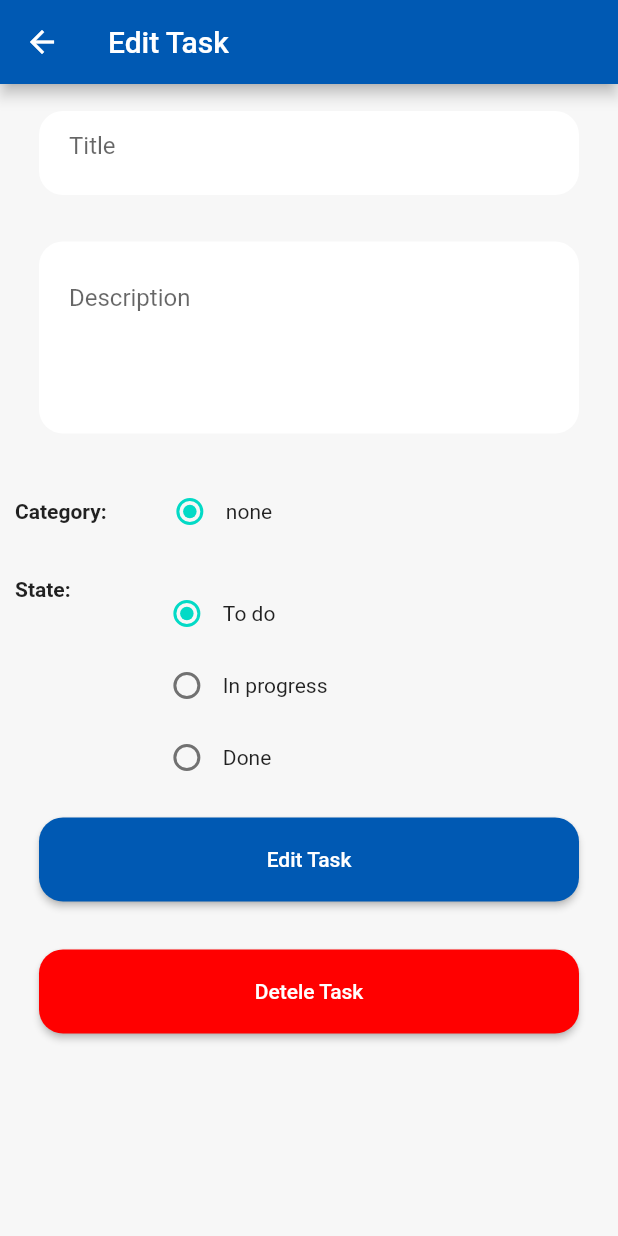
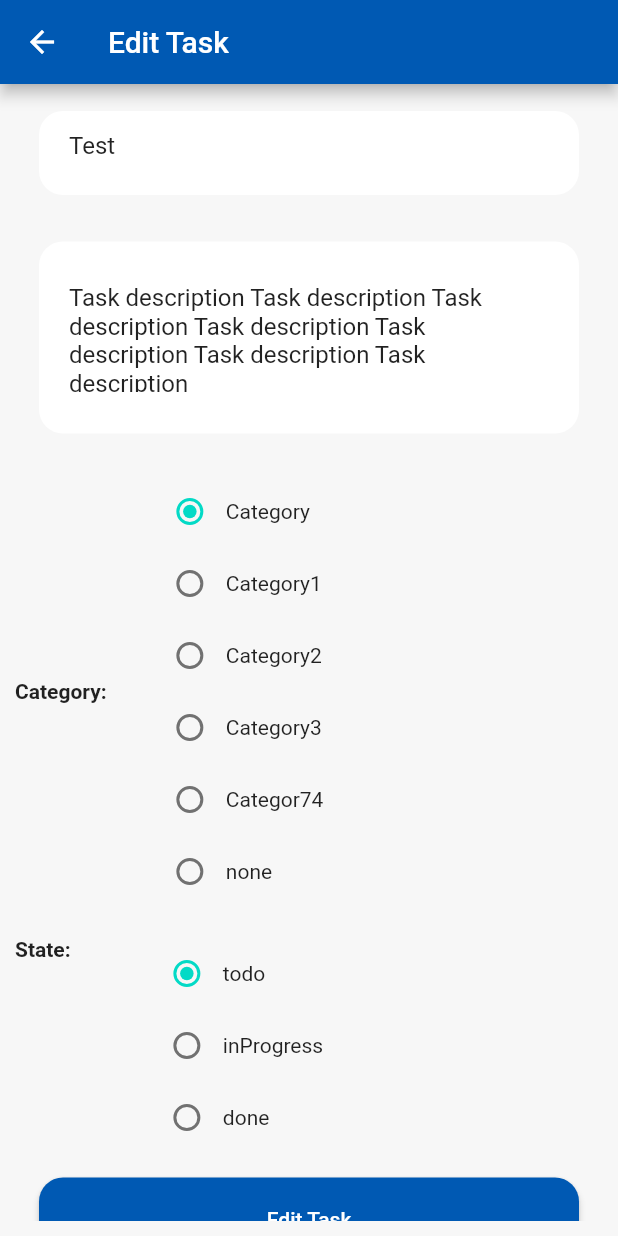
Before and after one commit to Sameer-Murtaja/Task-Manager-Flutter, a Flutter app: the TaskDetails screen opened directly with sample values from the repository, after a tap on the "edit" icon, on a phone screen of 412 x 824 dp. Run offline on Flutter 3.47's test engine with Material 2 defaults, Android fonts, the phone set to English and light mode, and no system bars.

Commit message:
make app work (add, edit and delete tasks and some navigation buttons)

```diff
--- a/lib/data/sample_data.dart
+++ b/lib/data/sample_data.dart
@@ -5,9 +5,11 @@ import '../models/Task.dart';
 class Data {
   static List<Task> tasks = [
     Task("Test",
-        "Task description Task description Task description Task description Task description Task description Task description"),
+        "Task description Task description Task description Task description Task description Task description Task description",
+        category: categories[0]),
     Task("Test2",
-        "Task description Task description Task description Task description Task description Task description Task description"),
+        "Task description Task description Task description Task description Task description Task description Task description",
+        category: categories[1]),
     Task("Test3",
         "Task description Task description Task description Task description Task description Task description Task description"),
     Task("Test4",
--- a/lib/main.dart
+++ b/lib/main.dart
@@ -1,4 +1,6 @@
 import 'package:flutter/material.dart';
+import 'package:flutter_final/data/sample_data.dart';
+import 'package:flutter_final/models/Task.dart';
 import 'package:flutter_final/ui/all_categories.dart';
 import 'package:flutter_final/ui/all_tasks.dart';
 import 'package:flutter_final/ui/edit_task.dart';
@@ -29,7 +31,7 @@ class MyApp extends StatelessWidget {
         colorScheme: ColorScheme.light(primary: Color(0xFF0059B3),background: Color.fromRGBO(247, 247, 247, 10),)
 
       ),
-      home: AllCategories(),
+      home: AllTasks(),
     );
   }
 }
--- a/lib/models/Task.dart
+++ b/lib/models/Task.dart
@@ -1,6 +1,18 @@
+import 'package:flutter_final/models/Category.dart';
+
 class Task {
   String title;
   String description;
+  Category? category;
+  TaskState state;
 
-  Task(this.title, this.description);
+  Task(this.title, this.description, {this.category, this.state = TaskState.todo});
+
 }
+
+
+  enum TaskState{
+    todo,
+    inProgress,
+    done
+  }
--- a/lib/ui/all_tasks.dart
+++ b/lib/ui/all_tasks.dart
@@ -1,22 +1,49 @@
-import 'package:flutter/cupertino.dart';
 import 'package:flutter/material.dart';
+import 'package:flutter_final/models/Category.dart';
+import 'package:flutter_final/models/Task.dart';
 import 'package:flutter_final/ui/items/item_task.dart';
 
 import '../data/sample_data.dart';
 
 class AllTasks extends StatefulWidget {
+  TaskState? state;
+  Category? category;
+  late List<Task> tasks;
+
+  AllTasks({this.state, this.category}){
+    tasks = getTasks();
+  }
+
+  List<Task> getTasks() {
+    List<Task> tasks = Data.tasks;
+    if (state != null) tasks = tasks.where((element) => state == element.state).toList();
+    if (category != null) tasks = tasks.where((element) => category == element.category).toList();
+    return tasks;
+  }
+
   @override
   State<AllTasks> createState() => _AllTasksState();
 }
 
-class _AllTasksState extends State<AllTasks> {
+class _AllTasksState extends State<AllTasks>{
+
+  refreshPage(){
+    setState(() {
+
+    });
+  }
+
   @override
   Widget build(BuildContext context) {
     return Scaffold(
       appBar: AppBar(title: Text("Tasks")),
       backgroundColor: Color.fromRGBO(247, 247, 247, 10),
-      body: ListView(children: Data.tasks.map((e) => Container(margin: EdgeInsets.symmetric(vertical: 8, horizontal: 16),
-      child: TaskItem(e))).toList()),
+      body: ListView(
+          children: widget.tasks
+              .map((e) => Container(
+                  margin: EdgeInsets.symmetric(vertical: 8, horizontal: 16),
+                  child: TaskItem(e,refreshPage)))
+              .toList()),
       floatingActionButton: FloatingActionButton(
           backgroundColor: Color(0xFF0059B3),
           foregroundColor: Colors.white,
--- a/lib/ui/edit_task.dart
+++ b/lib/ui/edit_task.dart
@@ -1,15 +1,31 @@
 import 'package:flutter/material.dart';
+import 'package:flutter_final/data/sample_data.dart';
+import 'package:flutter_final/models/Category.dart';
+import 'package:flutter_final/models/Task.dart';
+import 'package:flutter_final/ui/all_tasks.dart';
 
 class EditTask extends StatefulWidget {
+  Task task;
+  EditTask(this.task);
+
   @override
   State<EditTask> createState() => _EditTaskState();
 }
 
 class _EditTaskState extends State<EditTask> {
-  String taskState = "To do";
-  String category = "none";
+  Category? category;
+  late TaskState taskState;
+
+  TextEditingController titleController = TextEditingController();
+  TextEditingController descriptionController = TextEditingController();
+
   @override
   Widget build(BuildContext context) {
+    titleController.text = widget.task.title;
+    descriptionController.text = widget.task.description;
+    category = widget.task.category;
+    taskState = widget.task.state;
+
     return Scaffold(
       appBar: AppBar(
         title: Text("Edit Task"),
@@ -28,7 +44,8 @@ class _EditTaskState extends State<EditTask> {
                 color: Colors.white,
               ),
               padding: EdgeInsets.all(8),
-              child: const TextField(
+              child: TextField(
+                controller: titleController,
                 decoration: InputDecoration(
                   border: OutlineInputBorder(borderSide: BorderSide.none),
                   hintText: 'Title',
@@ -47,7 +64,8 @@ class _EditTaskState extends State<EditTask> {
                 color: Colors.white,
               ),
               padding: EdgeInsets.all(8),
-              child: const TextField(
+              child: TextField(
+                controller: descriptionController,
                 decoration: InputDecoration(
                   border: OutlineInputBorder(borderSide: BorderSide.none),
                   hintText: 'Description',
@@ -66,13 +84,27 @@ class _EditTaskState extends State<EditTask> {
               Column(
                 crossAxisAlignment: CrossAxisAlignment.start,
                 children: [
+                  ...Data.categories.map(
+                    (e) => Row(
+                      children: [
+                        Radio(
+                            value: e,
+                            groupValue: category,
+                            onChanged: (newValue) {
+                              widget.task.category = e;
+                              setState(() {});
+                            }),
+                        Text(e.name),
+                      ],
+                    ),
+                  ),
                   Row(
                     children: [
                       Radio(
-                          value: "none",
+                          value: null,
                           groupValue: category,
                           onChanged: (newValue) {
-                            category = "none";
+                            widget.task.category = null;
                             setState(() {});
                           }),
                       Text("none"),
@@ -94,42 +126,20 @@ class _EditTaskState extends State<EditTask> {
                 Column(
                   crossAxisAlignment: CrossAxisAlignment.start,
                   children: [
-                    Row(
+                    ...TaskState.values.map(
+                      (e) => Row(
                         children: [
                           Radio(
-                            value: "To do",
+                              value: e,
                               groupValue: taskState,
                               onChanged: (newValue) {
-                              taskState = "To do";
+                                widget.task.state = e;
                                 setState(() {});
                               }),
-                        Text("To do"),
+                          Text(e.name),
                         ],
                       ),
-                    Row(
-                      children: [
-                        Radio(
-                            value: "In progress",
-                            groupValue: taskState,
-                            onChanged: (newValue) {
-                              taskState = "In progress";
-                              setState(() {});
-                            }),
-                        Text("In progress"),
-                      ],
-                    ),
-                    Row(
-                      children: [
-                        Radio(
-                            value: "Done",
-                            groupValue: taskState,
-                            onChanged: (newValue) {
-                              taskState = "Done";
-                              setState(() {});
-                            }),
-                        Text("Done"),
-                      ],
-                    ),
+                    )
                   ],
                 )
               ],
@@ -139,7 +149,6 @@ class _EditTaskState extends State<EditTask> {
               child: Align(
                 alignment: Alignment.bottomCenter,
                 child: ElevatedButton(
-                  onPressed: () {},
                   style: ElevatedButton.styleFrom(
                     primary: Color(0xFF0059B3),
                     minimumSize: Size(double.infinity, 56),
@@ -151,6 +160,11 @@ class _EditTaskState extends State<EditTask> {
                     'Edit Task',
                     style: TextStyle(color: Colors.white),
                   ),
+                  onPressed: () {
+                    widget.task.title = titleController.text;
+                    widget.task.description = descriptionController.text;
+                    Navigator.of(context).pop();
+                  },
                 ),
               ),
             ),
@@ -159,7 +173,6 @@ class _EditTaskState extends State<EditTask> {
               child: Align(
                 alignment: Alignment.bottomCenter,
                 child: ElevatedButton(
-                  onPressed: () {},
                   style: ElevatedButton.styleFrom(
                     primary: Color.fromARGB(255, 255, 0, 0),
                     minimumSize: Size(double.infinity, 56),
@@ -171,6 +184,11 @@ class _EditTaskState extends State<EditTask> {
                     'Detele Task',
                     style: TextStyle(color: Colors.white),
                   ),
+                  onPressed: () {
+                    Data.tasks.removeWhere((element) => element == widget.task);
+                    Navigator.of(context).pop();
+                    Navigator.of(context).pop();
+                  },
                 ),
               ),
             ),
--- a/lib/ui/items/item_task.dart
+++ b/lib/ui/items/item_task.dart
@@ -1,12 +1,14 @@
 import 'package:flutter/cupertino.dart';
 import 'package:flutter/material.dart';
+import 'package:flutter_final/ui/task_details.dart';
 
 import '../../models/Task.dart';
 
 
 class TaskItem extends StatelessWidget {
   Task task;
-  TaskItem(this.task);
+  Function refresh;
+    TaskItem(this.task, this.refresh);
 
   @override
   Widget build(BuildContext context) {
@@ -15,12 +17,12 @@ class TaskItem extends StatelessWidget {
       subtitle: Text(task.description,
           overflow: TextOverflow.ellipsis, style: TextStyle(fontSize: 14)),
       trailing: Icon(Icons.arrow_forward_ios),
-      onTap: () {
-        // TODO: Add navigation logic
-      },
       contentPadding: EdgeInsets.symmetric(horizontal: 16, vertical: 8),
       shape: RoundedRectangleBorder(borderRadius: BorderRadius.circular(16)),
       tileColor: Colors.white,
+      onTap: () {
+        Navigator.of(context).push(MaterialPageRoute(builder:  (context) => TaskDetails(task))).then((value) => refresh());
+      },
     );
   }
 }
--- a/lib/ui/task_details.dart
+++ b/lib/ui/task_details.dart
@@ -4,40 +4,49 @@ import 'package:flutter_final/models/Task.dart';
 import 'edit_task.dart';
 
 class TaskDetails extends StatefulWidget{
-  TaskDetails(Task task);
+  Task task;
+  TaskDetails(this.task);
+
   @override
   State<TaskDetails> createState() => _TaskDetailsState();
 }
 
 class _TaskDetailsState extends State<TaskDetails> {
+
+  refresh(){
+    setState(() {
+
+    });
+  }
+
   @override
   Widget build(BuildContext context) {
     return Scaffold(
       appBar: AppBar(
         title: Text("Task Details"),
         actions: [
-          IconButton(onPressed: (){Navigator.of(context).push(MaterialPageRoute(builder: ( (context) => EditTask())));}, icon: Icon(Icons.edit))
+          IconButton(onPressed: (){Navigator.of(context).push(MaterialPageRoute(builder: ( (context) => EditTask(widget.task)))).then((value) => refresh());}, icon: Icon(Icons.edit))
         ],),
       body: Padding(
         padding: const EdgeInsets.all(10),
         child: Column(
           crossAxisAlignment: CrossAxisAlignment.start,
           children: [
-          Text("Title", style: TextStyle(fontSize: 25, fontWeight: FontWeight.bold)),
+          Text(widget.task.title, style: TextStyle(fontSize: 25, fontWeight: FontWeight.bold)),
           SizedBox(height: 15,),
-          Text("Description"),
+          Text(widget.task.description),
         SizedBox(height: 20,),
         Row(crossAxisAlignment: CrossAxisAlignment.start,
             children: [
             Text("Category: ",style: TextStyle(fontWeight: FontWeight.bold)),
-            Text("none"),
+            Text(widget.task.category?.name?? "none"),
             ]
         ),
         SizedBox(height: 20,),
           Row(crossAxisAlignment: CrossAxisAlignment.start,
             children: [
             Text("State: ",style: TextStyle(fontWeight: FontWeight.bold)),
-            Text("To do"),
+            Text(widget.task.state!.name),
           ],)
         ],),
       ),
```
Also changed, not shown: lib/ui/add_task.dart (+14 -5 lines), lib/ui/home_screen.dart (+29 -12 lines). Lines whose indentation alone changed are shown as unchanged.
